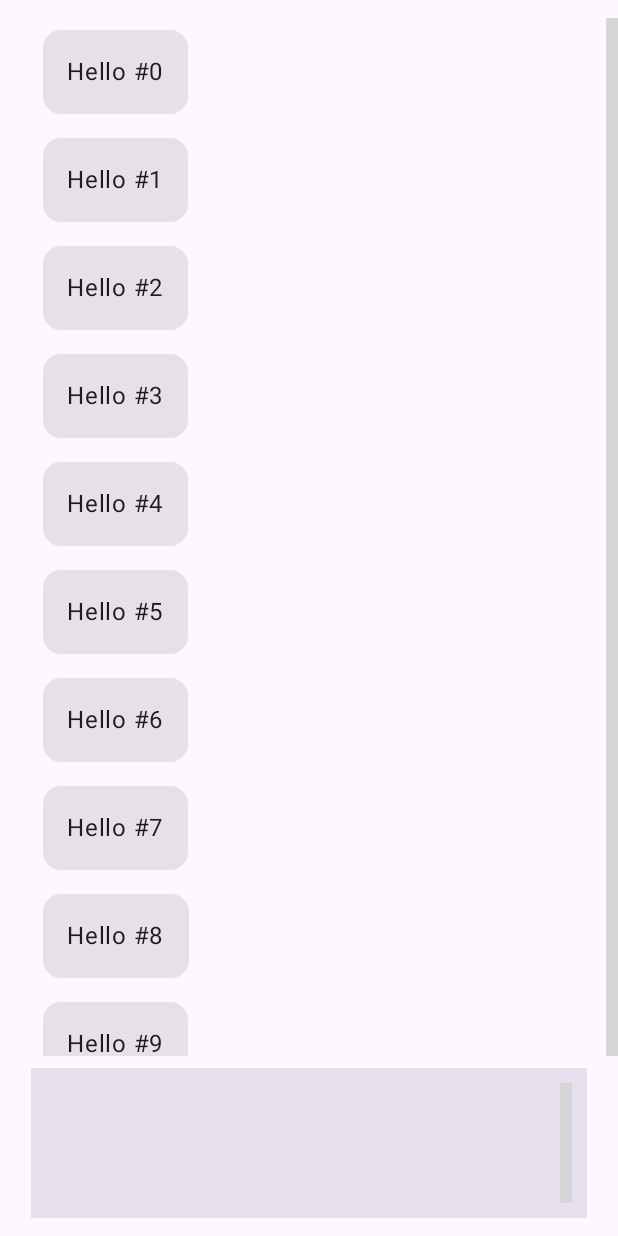
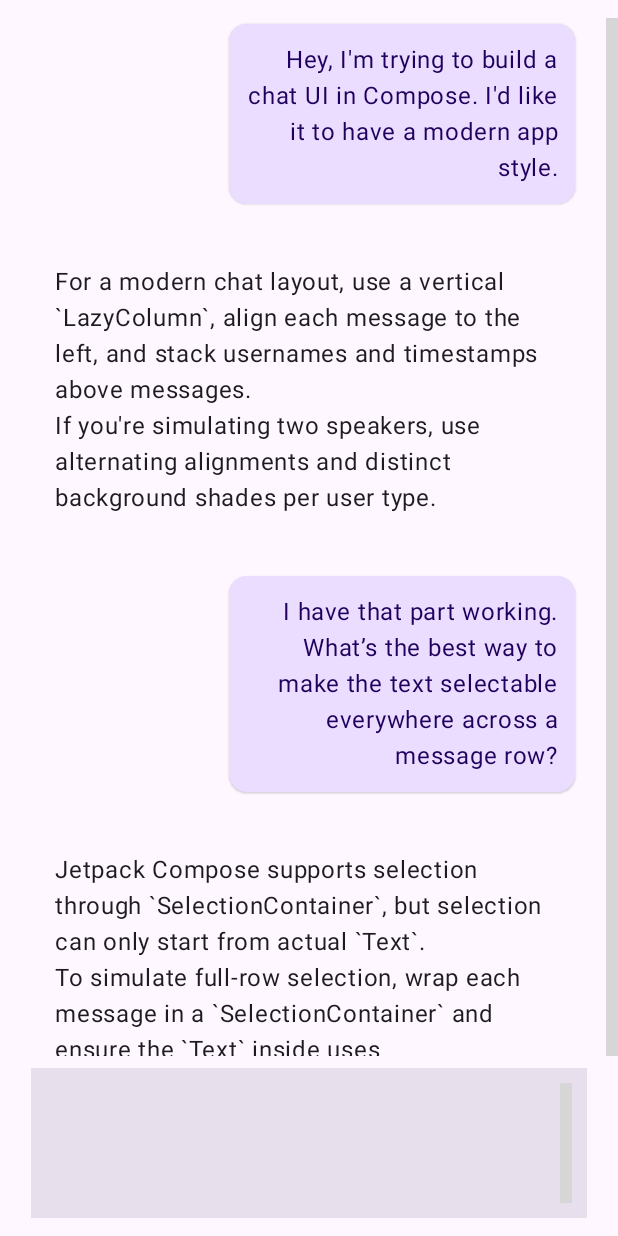
Before and after one commit to AvaileDev/availe, an Android app built with Jetpack Compose: the screen it shows after launch (MainActivity), on a phone screen of 412 x 824 dp. Run offline under Robolectric (Android 15) with nearby library versions, the phone set to English and light mode, and no system bars; libraries missing offline, so code that uses them is left out: io.github.oikvpqya.compose; 2 statements that could not run were skipped; grey boxes are pictures that could not be loaded.

Commit message:
feat: differentiate appearance of user and AI messages #AVA-23
commit f408d8907cd43276dbaee2a812aa95701a348dc7
Author: availe <94802525+availe@users.noreply.github.com>
Date:   Sun May 11 17:46:55 2025 -0400

    rename to row

commit 9e6157eee5cf4e6aa113332cdcecec649de87f59
Author: availe <94802525+availe@users.noreply.github.com>
Date:   Sun May 11 17:45:51 2025 -0400

    refactor message items

commit c885a29015d15d37953ea565cb254c6c968b3ba5
Author: availe <94802525+availe@users.noreply.github.com>
Date:   Sun May 11 17:40:23 2025 -0400

    Update ChatThread.kt

commit bb97bba95d7bd783656e8a16035cd95d94c8a49f
Author: availe <94802525+availe@users.noreply.github.com>
Date:   Sun May 11 17:39:21 2025 -0400

    create message bubbles file

commit 143857355ad6a41c212b17630b1206412e2c8bf7
Author: availe <94802525+availe@users.noreply.github.com>
Date:   Sun May 11 17:31:24 2025 -0400

    refactor individual messages

commit fe1b155d370714f9cfd85bf59a2b7951d31ec824
Author: availe <94802525+availe@users.noreply.github.com>
Date:   Sun May 11 15:08:58 2025 -0400

    increase to 63f

commit 74ec01b8fe2c30e033e036a577f45523ab17203a
Author: availe <94802525+availe@users.noreply.github.com>
Date:   Sun May 11 15:01:10 2025 -0400

    bubble use material colors

commit d0046b09cf1cd5786c93a24e35bf4b08144c3fe6
Author: availe <94802525+availe@users.noreply.github.com>
Date:   Sun May 11 14:58:25 2025 -0400

    bubble checkpoint (working)

commit 535120ed3549bec1c7c3e62ce5bda7a821b4533a
Author: availe <94802525+availe@users.noreply.github.com>
Date:   Sun May 11 14:51:43 2025 -0400

    mock data

commit 1d1d15885c06b6675a20b10bd0d790e242bc1f0d
Author: availe <94802525+availe@users.noreply.github.com>
Date:   Sun May 11 14:12:33 2025 -0400

    checkpoint2

commit eba18a2c3bf354be29fe86bbc7a23650702a59a2
Author: availe <94802525+availe@users.noreply.github.com>
Date:   Sun May 11 12:09:39 2025 -0400

    checkpoint

```diff
--- a/composeApp/src/commonMain/kotlin/io/availe/App.kt
+++ b/composeApp/src/commonMain/kotlin/io/availe/App.kt
@@ -23,7 +23,7 @@ fun App() {
     val responsiveWidth: Float = when {
         screenWidth < 600.dp -> .9f
         screenWidth < 840.dp -> .7f
-        else -> .55f
+        else -> .63f
     }
 
     MaterialTheme(colorScheme = lightColorScheme()) {
--- a/composeApp/src/commonMain/kotlin/io/availe/components/chatMessageThread/ChatThread.kt
+++ b/composeApp/src/commonMain/kotlin/io/availe/components/chatMessageThread/ChatThread.kt
@@ -1,27 +1,23 @@
 package io.availe.components.chatMessageThread
 
-import androidx.compose.foundation.layout.padding
 import androidx.compose.foundation.lazy.LazyColumn
 import androidx.compose.foundation.lazy.LazyListState
-import androidx.compose.material3.Card
-import androidx.compose.material3.Text
 import androidx.compose.runtime.Composable
 import androidx.compose.ui.Modifier
-import androidx.compose.ui.unit.dp
+import io.availe.data.mock.mockMessages
 
 @Composable
 fun ChatThread(
     state: LazyListState,
-    modifier: Modifier = Modifier
+    modifier: Modifier = Modifier,
+    messages: List<String> = mockMessages,
 ) {
     LazyColumn(
         state = state,
         modifier = modifier
     ) {
-        items(1000) { index ->
-            Card(modifier = Modifier.padding(8.dp)) {
-                Text("Hello #$index", modifier = Modifier.padding(16.dp))
-            }
+        items(messages.size) { index ->
+            ChatThreadMessageRow(index, messages)
         }
     }
 }
--- a/composeApp/src/commonMain/kotlin/io/availe/components/chatMessageThread/ChatThreadContainerWithScrollbar.kt
+++ b/composeApp/src/commonMain/kotlin/io/availe/components/chatMessageThread/ChatThreadContainerWithScrollbar.kt
@@ -8,6 +8,8 @@ import androidx.compose.foundation.lazy.LazyListState
 import androidx.compose.runtime.Composable
 import androidx.compose.ui.Alignment
 import androidx.compose.ui.Modifier
+import io.availe.data.mock.mockMessages
+import io.availe.data.mock.repeatedMockMessages
 
 @Composable
 fun ChatThreadContainerWithScrollbar(
@@ -18,6 +20,7 @@ fun ChatThreadContainerWithScrollbar(
     Box(modifier = modifier.fillMaxWidth()) {
         ChatThread(
             state = lazyListState,
+            messages = repeatedMockMessages,
             modifier = Modifier
                 .align(Alignment.Center)
                 .fillMaxWidth(responsiveWidth)
--- /dev/null
+++ b/composeApp/src/commonMain/kotlin/io/availe/components/chatMessageThread/ChatThreadMessageBubbles.kt
@@ -0,0 +1,48 @@
+package io.availe.components.chatMessageThread
+
+import androidx.compose.foundation.background
+import androidx.compose.foundation.layout.fillMaxWidth
+import androidx.compose.foundation.layout.padding
+import androidx.compose.foundation.shape.RoundedCornerShape
+import androidx.compose.material3.Card
+import androidx.compose.material3.CardDefaults
+import androidx.compose.material3.MaterialTheme
+import androidx.compose.material3.Text
+import androidx.compose.runtime.Composable
+import androidx.compose.ui.Modifier
+import androidx.compose.ui.graphics.Color
+import androidx.compose.ui.text.style.TextAlign
+import androidx.compose.ui.unit.dp
+
+@Composable
+fun ChatThreadAiText(message: String) {
+    Text(
+        text = message,
+        modifier = Modifier
+            .background(Color.Transparent)
+            .padding(8.dp),
+        textAlign = TextAlign.Start
+    )
+}
+
+@Composable
+fun ChatThreadUserBubble(message: String) {
+    Card(
+        shape = RoundedCornerShape(12.dp),
+        colors = CardDefaults.cardColors(
+            containerColor = MaterialTheme.colorScheme.primaryContainer
+        ),
+        elevation = CardDefaults.cardElevation(defaultElevation = 1.dp),
+        modifier = Modifier
+            .fillMaxWidth(0.65f)
+    ) {
+        Text(
+            text = message,
+            modifier = Modifier
+                .padding(12.dp)
+                .fillMaxWidth(),
+            textAlign = TextAlign.End,
+            color = MaterialTheme.colorScheme.onPrimaryContainer
+        )
+    }
+}
--- /dev/null
+++ b/composeApp/src/commonMain/kotlin/io/availe/components/chatMessageThread/ChatThreadMessageRow.kt
@@ -0,0 +1,28 @@
+package io.availe.components.chatMessageThread
+
+import androidx.compose.foundation.layout.Arrangement
+import androidx.compose.foundation.layout.Row
+import androidx.compose.foundation.layout.fillMaxWidth
+import androidx.compose.foundation.layout.padding
+import androidx.compose.runtime.Composable
+import androidx.compose.ui.Modifier
+import androidx.compose.ui.unit.dp
+
+@Composable
+fun ChatThreadMessageRow(index: Int, messages: List<String>) {
+    val isAi = index % 2 == 1
+    val message = messages[index]
+
+    Row(
+        modifier = Modifier
+            .fillMaxWidth()
+            .padding(horizontal = 8.dp, vertical = 4.dp),
+        horizontalArrangement = if (isAi) Arrangement.Start else Arrangement.End
+    ) {
+        if (isAi) {
+            ChatThreadAiText(message)
+        } else {
+            ChatThreadUserBubble(message)
+        }
+    }
+}
--- /dev/null
+++ b/composeApp/src/commonMain/kotlin/io/availe/data/mock/FakeMessages.kt
@@ -0,0 +1,128 @@
+package io.availe.data.mock
+
+val mockMessages: List<String> = listOf(
+        "Hey, I'm trying to build a chat UI in Compose. I'd like it to have a modern app style.",
+        """
+For a modern chat layout, use a vertical `LazyColumn`, align each message to the left, and stack usernames and timestamps above messages.
+If you're simulating two speakers, use alternating alignments and distinct background shades per user type.
+""",
+        "I have that part working. What’s the best way to make the text selectable everywhere across a message row?",
+        """
+Jetpack Compose supports selection through `SelectionContainer`, but selection can only start from actual `Text`.
+To simulate full-row selection, wrap each message in a `SelectionContainer` and ensure the `Text` inside uses `.fillMaxWidth()`.
+This lets you drag from whitespace, as long as it’s inside the Text’s box.
+""",
+        "Can you give me a small example?",
+        """
+@Composable
+fun ChatBubble(text: String, isUser: Boolean) {
+    SelectionContainer {
+        Card(
+            modifier = Modifier
+                .fillMaxWidth()
+                .padding(8.dp),
+            colors = CardDefaults.cardColors(containerColor = Color.Transparent),
+            elevation = CardDefaults.cardElevation(0.dp)
+        ) {
+            Text(
+                text = text,
+                modifier = Modifier
+                    .fillMaxWidth()
+                    .padding(16.dp),
+                textAlign = if (isUser) TextAlign.End else TextAlign.Start
+            )
+        }
+    }
+}
+""",
+        "Okay cool. Now I want to add a scrollbar. I’m using LazyColumn.",
+        """
+Use a vertical scrollbar composable like `VerticalScrollbar` from the FastScroller library.
+Pass your `LazyListState` to `rememberScrollbarAdapter` and align it to the end of your container.
+Make sure to call `fillMaxHeight()` and set a consistent `width()` for best appearance.
+""",
+        "It scrolls now, but I’m seeing a weird purple background behind my cards.",
+        """
+The default background comes from Material 3's color scheme.
+`Card` uses `colorScheme.surface` and may apply tonal elevation if elevation is non-zero.
+Override both using:
+
+colors = CardDefaults.cardColors(containerColor = Color.Transparent),
+elevation = CardDefaults.cardElevation(0.dp)
+
+To remove the root background, wrap your app in `Surface(color = Color.White)` and override your light color scheme to use white for `surface`, `background`, and `surfaceVariant`.
+""",
+        "I’ve done that but still seeing a hint of purple somewhere.",
+        """
+Check your theme’s root `Surface`. If not explicitly given a white background, it inherits from `colorScheme.surface`, which is slightly tinted in default M3.
+Also check if any child container like `Box` or `Column` uses `.background(MaterialTheme.colorScheme.surfaceVariant)` or similar.
+""",
+        "I see it now. My input field had surfaceVariant. Makes sense.",
+        "Next question: how do I render code blocks inside messages like this chat does?",
+        """
+You can use a monospaced font and slightly different styling for code blocks.
+
+@Composable
+fun CodeBlock(text: String) {
+    Surface(
+        color = Color(0xFFEEEEEE),
+        modifier = Modifier
+            .padding(vertical = 4.dp)
+            .fillMaxWidth()
+    ) {
+        Text(
+            text = text,
+            modifier = Modifier.padding(12.dp),
+            fontFamily = FontFamily.Monospace,
+            fontSize = 14.sp
+        )
+    }
+}
+
+Split your messages into paragraphs and code blocks, then render each part with the correct styling.
+""",
+        "What about a really long AI message? Like one that spans multiple screens?",
+        """
+Sure. Here's an example of a long AI response.
+
+Jetpack Compose offers strong support for scrollable UIs, but you should consider how to break up long-form content visually.
+A long message can include multiple paragraphs, bullet points, and code examples:
+
+1. Use `LazyColumn` to render each paragraph separately.
+2. Use `SelectionContainer` to preserve text copying.
+3. Use `BoxWithConstraints` to react to screen size for wrapping and truncation.
+4. Test edge cases like line wrapping in narrow layouts, soft line breaks, and high-DPI scaling.
+
+Example:
+
+val layoutResult = remember { mutableStateOf<TextLayoutResult?>(null) }
+
+Text(
+    text = longMessage,
+    onTextLayout = { layoutResult.value = it },
+    softWrap = true,
+    modifier = Modifier
+        .padding(16.dp)
+        .fillMaxWidth()
+)
+
+Long-form messages should render cleanly, wrap naturally, and behave predictably with user input or gesture events.
+Avoid clipping by verifying your parent containers don’t impose fixed height unless needed.
+Use `rememberScrollState` or `LazyColumn` for scrolling behavior on long messages or overflowing conversations.
+""",
+        "Thanks. One more: how do I scroll to the bottom when a new message is added?",
+        """
+Call `state.animateScrollToItem(lastIndex)` after appending to your list.
+If using a `LaunchedEffect`, tie the scroll to the message count:
+
+LaunchedEffect(messages.size) {
+    listState.animateScrollToItem(messages.lastIndex)
+}
+
+Ensure `LazyListState` is shared between the composable and the list.
+Use `snapshotFlow` if reacting to scroll position updates.
+""",
+        "Great, that solves everything I needed. Thank you!"
+)
+
+val repeatedMockMessages: List<String> = List(10) { mockMessages }.flatten()
```
